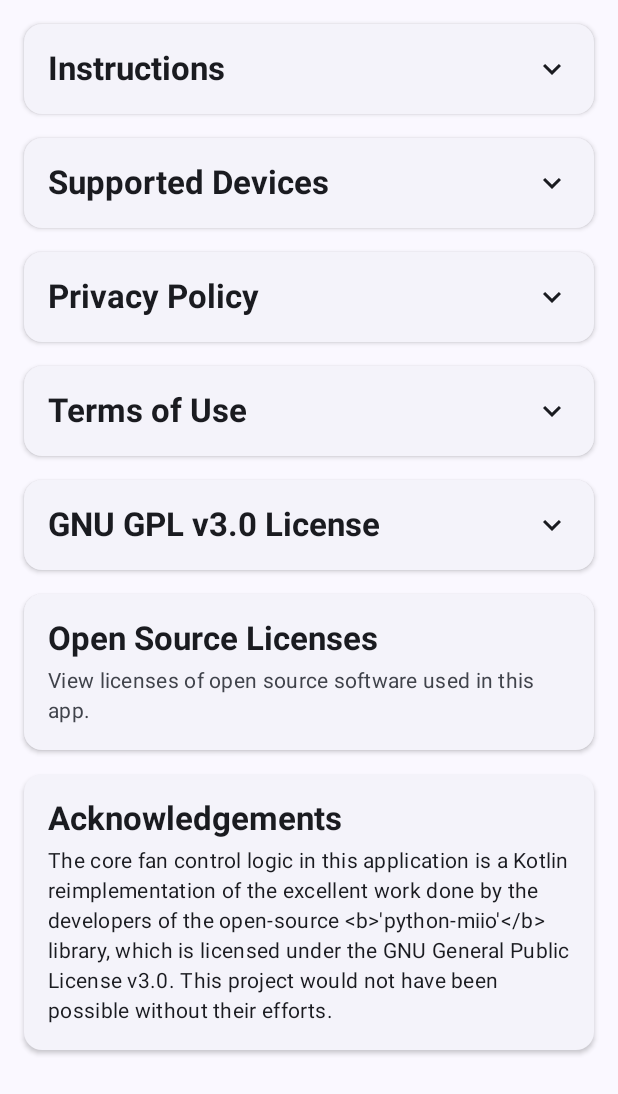
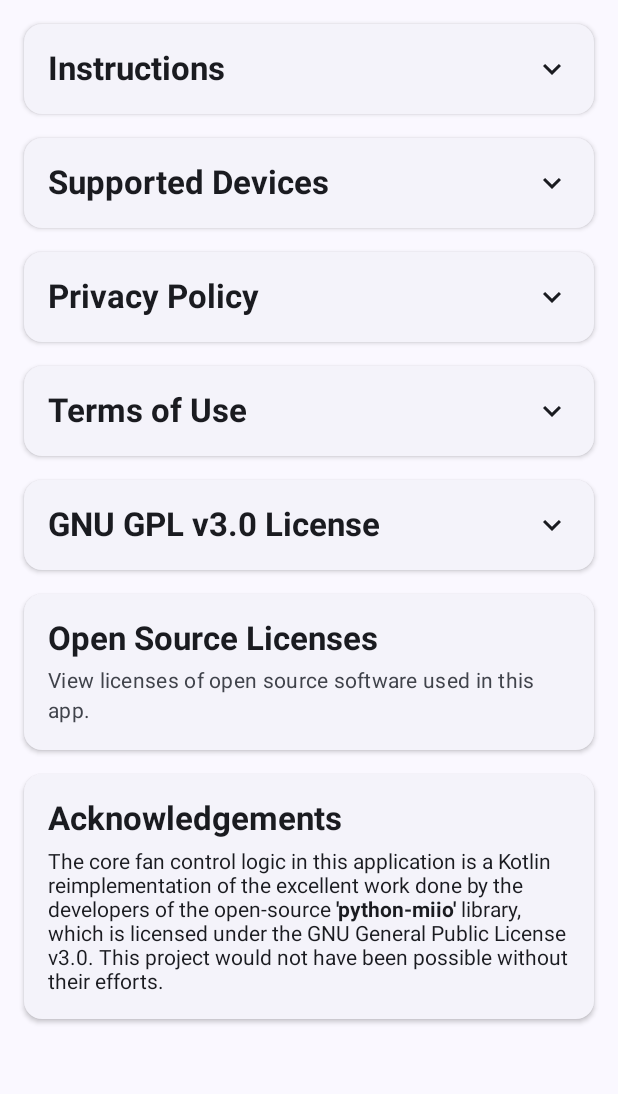
Before and after one commit to chudzik28/SmartHR-FanControl, an Android app built with Jetpack Compose: the composable InfoContent shown on its own in the app's theme, on a phone screen of 412 x 824 dp. Shown: the top 1094 px of the screen. Run offline under Robolectric (Android 15) with nearby library versions, the phone set to English and light mode, and no system bars; 4 statements that could not run were skipped.

Commit message:
Initial commit

```diff
--- /dev/null
+++ b/app/src/main/java/com/chudzikiewicz/smarthrfancontrol/ui/components/HtmlTextComponent.kt
@@ -0,0 +1,49 @@
+/*
+ * SmartHR FanControl
+ * Copyright (C) [2025] [Marcin Chudzikiewicz]
+ *
+ * This program is free software: you can redistribute it and/or modify
+ * it under the terms of the GNU General Public License as published by
+ * the Free Software Foundation, either version 3 of the License, or
+ * (at your option) any later version.
+ *
+ * This program is distributed in the hope that it will be useful,
+ * but WITHOUT ANY WARRANTY; without even the implied warranty of
+ * MERCHANTABILITY or FITNESS FOR A PARTICULAR PURPOSE.  See the
+ * GNU General Public License for more details.
+ *
+ * You should have received a copy of the GNU General Public License
+ * along with this program. If not, see <https://www.gnu.org/licenses/>.
+ */
+package com.chudzikiewicz.smarthrfancontrol.ui.components
+
+import android.text.method.LinkMovementMethod
+import android.widget.TextView
+import androidx.compose.foundation.layout.fillMaxWidth
+import androidx.compose.runtime.Composable
+import androidx.compose.ui.Modifier
+import androidx.compose.ui.graphics.toArgb
+
+import androidx.compose.ui.viewinterop.AndroidView
+import androidx.core.text.HtmlCompat
+import androidx.compose.material3.MaterialTheme
+
+@Composable
+fun HtmlText(html: String, modifier: Modifier = Modifier) {
+    val textColor = MaterialTheme.colorScheme.onSurface
+    val linkColor = MaterialTheme.colorScheme.primary
+
+    AndroidView(
+        modifier = modifier.fillMaxWidth(),
+        factory = { context ->
+            TextView(context).apply {
+                movementMethod = LinkMovementMethod.getInstance()
+                setTextColor(textColor.toArgb())
+                setLinkTextColor(linkColor.toArgb())
+            }
+        },
+        update = {
+            it.text = HtmlCompat.fromHtml(html, HtmlCompat.FROM_HTML_MODE_COMPACT)
+        }
+    )
+}
--- a/app/src/main/java/com/chudzikiewicz/smarthrfancontrol/ui/screens/SettingsScreen.kt
+++ b/app/src/main/java/com/chudzikiewicz/smarthrfancontrol/ui/screens/SettingsScreen.kt
@@ -82,6 +82,7 @@ import com.chudzikiewicz.smarthrfancontrol.ui.SettingsManager
 import com.chudzikiewicz.smarthrfancontrol.ui.components.FanCurveChart
 import com.chudzikiewicz.smarthrfancontrol.ui.components.HrAlgorithmInputFields
 import com.chudzikiewicz.smarthrfancontrol.ui.components.generateChartPoints
+import com.chudzikiewicz.smarthrfancontrol.ui.components.HtmlText
 
 private enum class SettingsTab {
     FAN, HR, INFO
@@ -399,10 +400,8 @@ private fun InfoContent(navController: NavController) {
                     fontWeight = FontWeight.Bold
                 )
                 Spacer(modifier = Modifier.height(4.dp))
-                // Ten string nie ma HTML, więc zwykły Text jest OK
-                Text(
-                    text = stringResource(id = R.string.info_acknowledgements_content),
-                    style = MaterialTheme.typography.bodyMedium,
+                HtmlText(
+                    html = stringResource(id = R.string.info_acknowledgements_content),
                 )
             }
         }
@@ -478,23 +477,3 @@ fun ResetConfirmationDialog(
         }
     )
 }
-
-@Composable
-fun HtmlText(html: String, modifier: Modifier = Modifier) {
-    val textColor = MaterialTheme.colorScheme.onSurface
-    val linkColor = MaterialTheme.colorScheme.primary
-
-    AndroidView(
-        modifier = modifier.fillMaxWidth(),
-        factory = { context ->
-            TextView(context).apply {
-                movementMethod = LinkMovementMethod.getInstance()
-                setTextColor(textColor.toArgb())
-                setLinkTextColor(linkColor.toArgb())
-            }
-        },
-        update = {
-            it.text = HtmlCompat.fromHtml(html, HtmlCompat.FROM_HTML_MODE_COMPACT)
-        }
-    )
-}
```
Also changed, not shown: app/src/main/java/com/chudzikiewicz/smarthrfancontrol/ui/screens/ConsentScreen.kt (+11 -28 lines).
